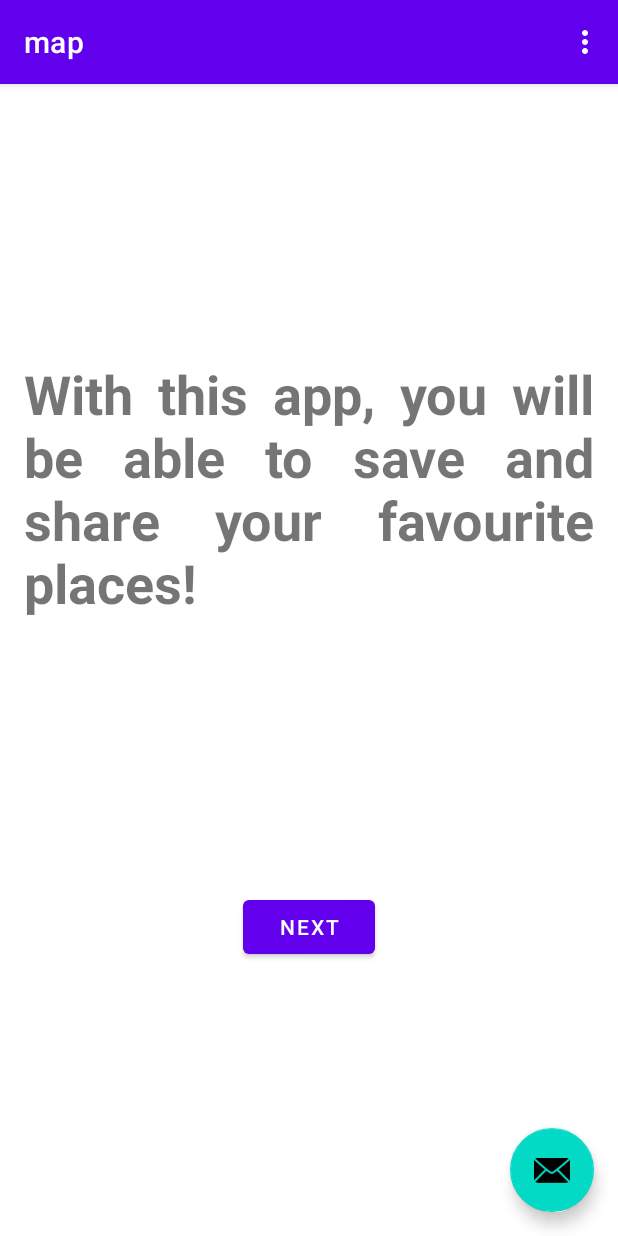
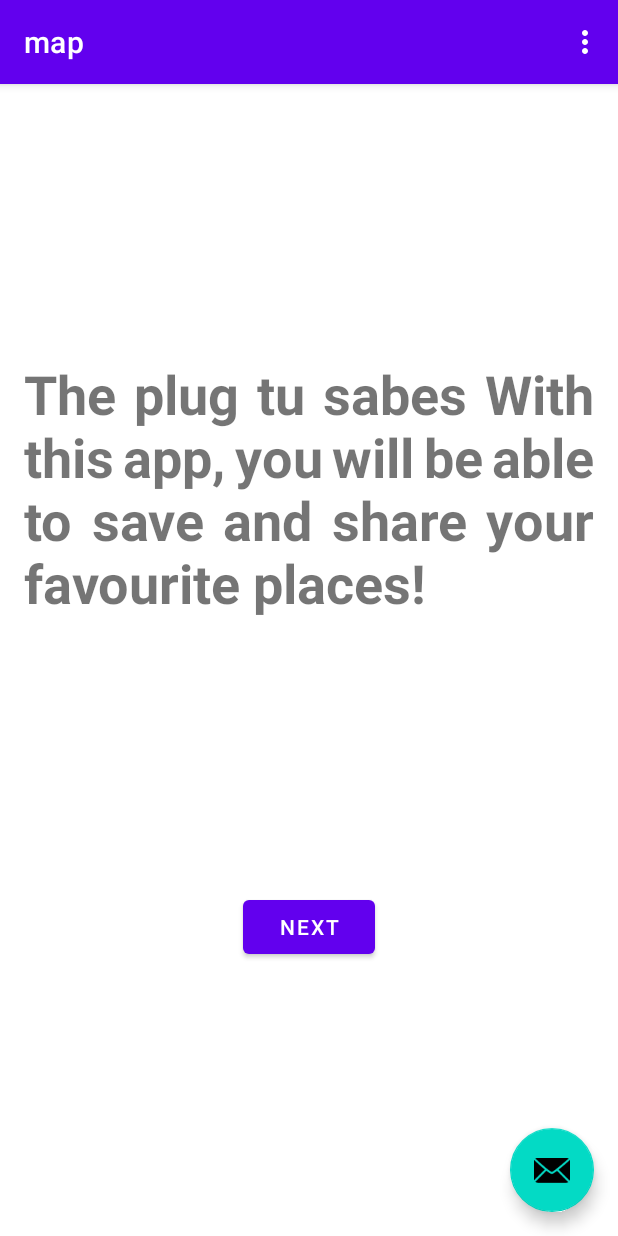
Before and after one commit to JDavidLpez723/mapapp, an Android app: the SecondFragment screen opened through its navigation route, on a phone screen of 412 x 824 dp. Run offline under Robolectric (Android 15) with nearby library versions, the phone set to English and light mode, and no system bars.

Commit message:
tu puta madre

```diff
--- a/app/src/main/res/values/strings.xml
+++ b/app/src/main/res/values/strings.xml
@@ -8,8 +8,9 @@
     <string name="previous">Previous</string>
     <string name="account">Create account</string>
 
-    <string name="Welcome">Welcome to MapApp, Gilipollas!</string>
-    <string name="Welcome2">With this app, you will be able to save and share your favourite places!</string>
+    <string name="Welcome">Welcome to MapApp!</string>
+    <string name="Welcome2">The plug tu sabes
+        With this app, you will be able to save and share your favourite places!</string>
     <string name="Welcome3">Create an account and start enjoying!</string>
     <string name="hello_second_fragment">Hello second fragment. Arg: %1$s</string>
     <!-- TODO: Remove or change this placeholder text -->
```
